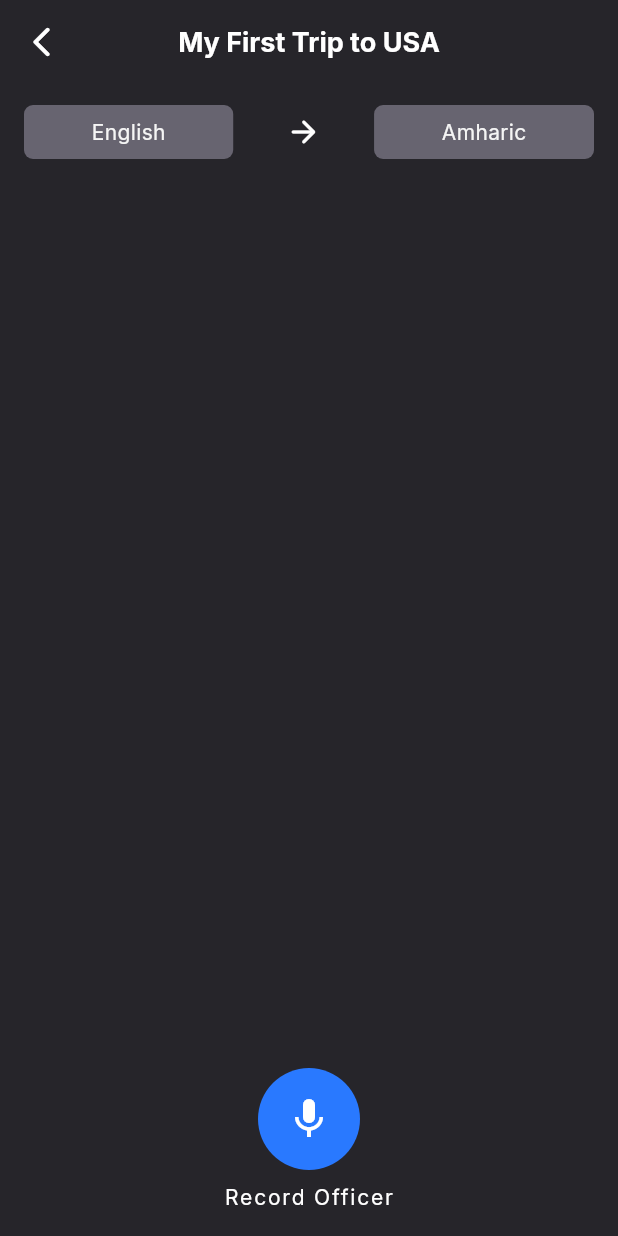
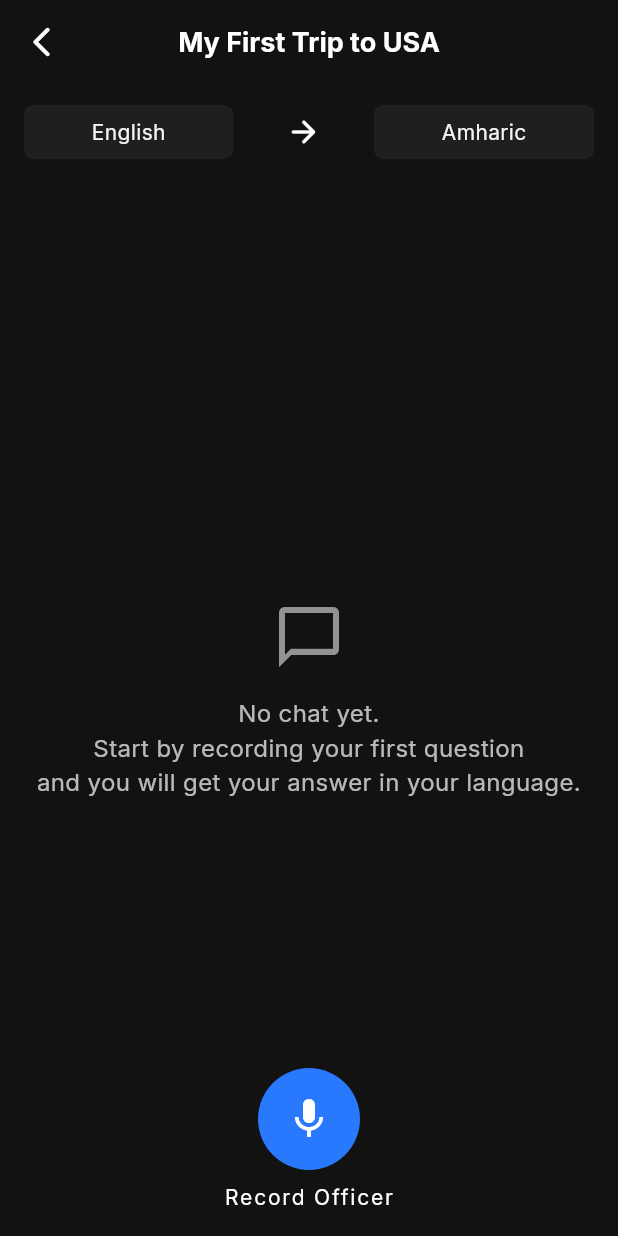
Before and after one commit to A2SV/A2SV-2025-Internship-Pass-Me, a Flutter app: the TranslatorPage screen opened by its route, on a phone screen of 412 x 824 dp. Run offline on Flutter 3.47's test engine with Material 3 defaults, Android fonts, the phone set to English and light mode, and no system bars; our stand-ins replace bloc, dartz, equatable, flutter_bloc, flutter_dotenv, font_awesome_flutter and 3 more; missing offline and left inert: record; accounts and stored records are empty.

Commit message:
Edit chat page color

```diff
--- a/mobile/lib/features/chat/presentation/pages/translator_page.dart
+++ b/mobile/lib/features/chat/presentation/pages/translator_page.dart
@@ -112,7 +112,7 @@ class _TranslatorPageState extends State<TranslatorPage> {
     }
 
     return Scaffold(
-      backgroundColor: const Color(0xFF26252A),
+      backgroundColor: AppColors.backgroundColor,
       appBar: AppBar(
         leading: IconButton(
           onPressed: () {
@@ -145,7 +145,7 @@ class _TranslatorPageState extends State<TranslatorPage> {
                 Container(
                   padding: const EdgeInsets.symmetric(vertical: 8, horizontal: 45),
                   decoration: BoxDecoration(
-                    color: const Color(0xFF676470),
+                    color: AppColors.cardColor,
                     borderRadius: BorderRadius.circular(6),
                   ),
                   child: Center(
@@ -162,7 +162,7 @@ class _TranslatorPageState extends State<TranslatorPage> {
                 Container(
                   padding: const EdgeInsets.symmetric(vertical: 8, horizontal: 45),
                   decoration: BoxDecoration(
-                    color: const Color(0xFF676470),
+                    color: AppColors.cardColor,
                     borderRadius: BorderRadius.circular(6),
                   ),
                   child: Center(
@@ -179,11 +179,26 @@ class _TranslatorPageState extends State<TranslatorPage> {
             ),
             const SizedBox(height: 20),
             Expanded(
-              child: ListView(
-                controller: _scrollController,
-                shrinkWrap: true,
-                children: buildQuestionCards(),
-              ),
+              child: questionData.isEmpty
+                  ? Center(
+                      child: Column(
+                        mainAxisAlignment: MainAxisAlignment.center,
+                        children: [
+                          Icon(Icons.chat_bubble_outline, color: Colors.white54, size: 48),
+                          SizedBox(height: 16),
+                          Text(
+                            "No chat yet.\nStart by recording your first question \nand you will get your answer in your language.",
+                            textAlign: TextAlign.center,
+                            style: TextStyle(color: Colors.white70, fontSize: 16),
+                          ),
+                        ],
+                      ),
+                    )
+                  : ListView(
+                      controller: _scrollController,
+                      shrinkWrap: true,
+                      children: buildQuestionCards(),
+                    ),
             ),
           ],
         ),
```
